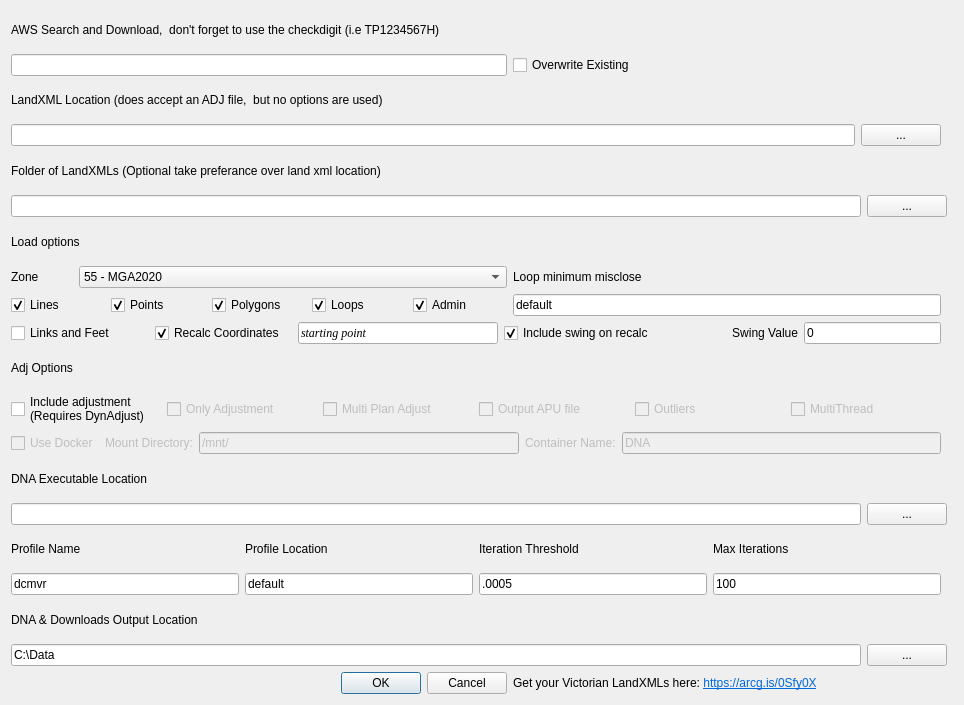
This is landxml2qgis/landxml2qgis_dialog_base.ui in jameslevershadelwp/landxml2qgis-public as Qt 5 draws it before an edit. The edited form follows.
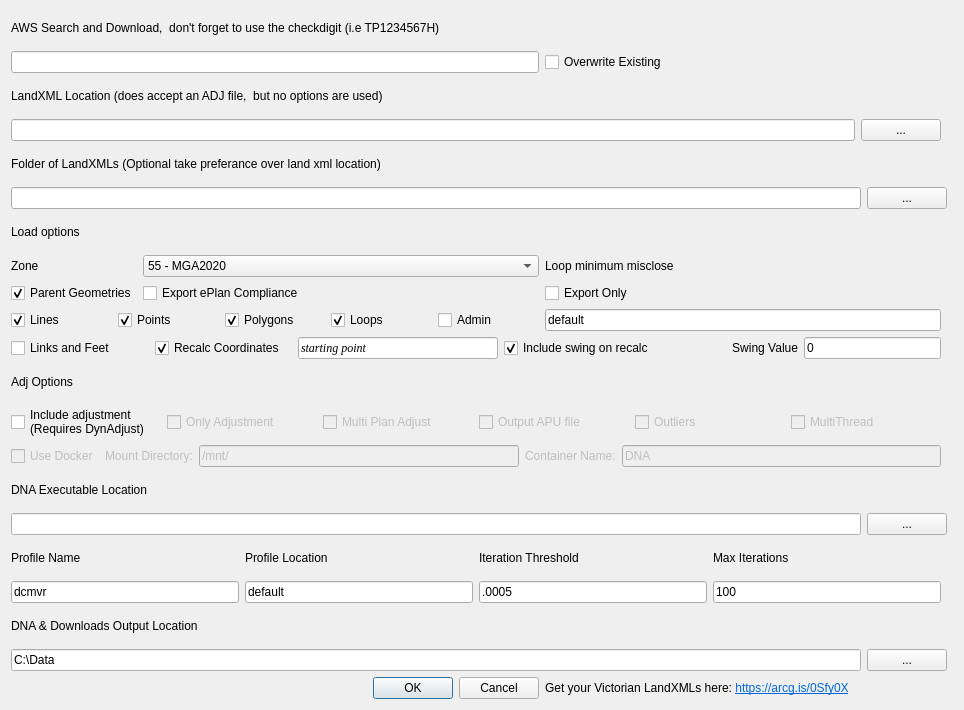
This is the edited form.

Commit message: updated a number of features including fixing already transformed plans with non measured boundaries. Split out easements into their own layer. added parent geometry. Fixed a few bugs when no plan was typed into any fields.

Patch:
```diff
--- a/landxml2qgis/landxml2qgis_dialog_base.ui
+++ b/landxml2qgis/landxml2qgis_dialog_base.ui
@@ -7,14 +7,175 @@
     <x>0</x>
     <y>0</y>
     <width>964</width>
-    <height>705</height>
+    <height>710</height>
    </rect>
   </property>
   <property name="windowTitle">
    <string>XML to QGIS</string>
   </property>
   <layout class="QGridLayout" name="gridLayout">
-   <item row="30" column="1">
+   <item row="20" column="0" colspan="3">
+    <layout class="QHBoxLayout" name="horizontalLayout_10">
+     <item>
+      <widget class="QCheckBox" name="linksfeet">
+       <property name="enabled">
+        <bool>true</bool>
+       </property>
+       <property name="text">
+        <string>Links and Feet</string>
+       </property>
+       <property name="checked">
+        <bool>false</bool>
+       </property>
+      </widget>
+     </item>
+     <item>
+      <widget class="QCheckBox" name="recalcCheckBox">
+       <property name="text">
+        <string>Recalc Coordinates</string>
+       </property>
+       <property name="checked">
+        <bool>true</bool>
+       </property>
+      </widget>
+     </item>
+     <item>
+      <widget class="QLineEdit" name="startingPointEdit">
+       <property name="maximumSize">
+        <size>
+         <width>200</width>
+         <height>16777215</height>
+        </size>
+       </property>
+       <property name="font">
+        <font>
+         <family>Georgia</family>
+         <italic>true</italic>
+        </font>
+       </property>
+       <property name="text">
+        <string>starting point</string>
+       </property>
+       <property name="maxLength">
+        <number>20</number>
+       </property>
+      </widget>
+     </item>
+     <item>
+      <widget class="QCheckBox" name="swingCheckBox">
+       <property name="enabled">
+        <bool>true</bool>
+       </property>
+       <property name="text">
+        <string>Include swing on recalc</string>
+       </property>
+       <property name="checked">
+        <bool>true</bool>
+       </property>
+      </widget>
+     </item>
+     <item>
+      <widget class="QLabel" name="label_14">
+       <property name="text">
+        <string>Swing Value</string>
+       </property>
+       <property name="alignment">
+        <set>Qt::AlignRight|Qt::AlignTrailing|Qt::AlignVCenter</set>
+       </property>
+      </widget>
+     </item>
+     <item>
+      <widget class="QLineEdit" name="swingValue">
+       <property name="sizePolicy">
+        <sizepolicy hsizetype="Minimum" vsizetype="Fixed">
+         <horstretch>0</horstretch>
+         <verstretch>0</verstretch>
+        </sizepolicy>
+       </property>
+       <property name="acceptDrops">
+        <bool>false</bool>
+       </property>
+       <property name="toolTip">
+        <string extracomment="Approixmate will take the coordinates in the file and swing to the mean swing value between recalculation and file"/>
+       </property>
+       <property name="toolTipDuration">
+        <number>1</number>
+       </property>
+       <property name="text">
+        <string>0</string>
+       </property>
+       <property name="maxLength">
+        <number>360</number>
+       </property>
+      </widget>
+     </item>
+    </layout>
+   </item>
+   <item row="8" column="0">
+    <widget class="QLabel" name="label_17">
+     <property name="text">
+      <string>Zone</string>
+     </property>
+    </widget>
+   </item>
+   <item row="31" column="0" colspan="3">
+    <layout class="QHBoxLayout" name="horizontalLayout_7">
+     <item>
+      <widget class="QLineEdit" name="lineEdit_11">
+       <property name="text">
+        <string>dcmvr</string>
+       </property>
+      </widget>
+     </item>
+     <item>
+      <widget class="QLineEdit" name="lineEdit_7">
+       <property name="text">
+        <string>default</string>
+       </property>
+      </widget>
+     </item>
+     <item>
+      <widget class="QLineEdit" name="lineEdit_9">
+       <property name="text">
+        <string>.0005</string>
+       </property>
+      </widget>
+     </item>
+     <item>
+      <widget class="QLineEdit" name="lineEdit_8">
+       <property name="text">
+        <string>100</string>
+       </property>
+      </widget>
+     </item>
+    </layout>
+   </item>
+   <item row="26" column="0" colspan="4">
+    <layout class="QHBoxLayout" name="horizontalLayout_2">
+     <item>
+      <widget class="QLineEdit" name="lineEdit_2">
+       <property name="text">
+        <string/>
+       </property>
+      </widget>
+     </item>
+     <item>
+      <widget class="QPushButton" name="pushButton_2">
+       <property name="text">
+        <string>...</string>
+       </property>
+      </widget>
+     </item>
+    </layout>
+   </item>
+   <item row="32" column="0" colspan="5">
+    <widget class="QLabel" name="label_3">
+     <property name="text">
+      <string>DNA &amp; Downloads Output Location</string>
+     </property>
+    </widget>
+   </item>
+   <item row="35" column="1">
     <layout class="QHBoxLayout" name="horizontalLayout_9">
      <item>
       <widget class="QDialogButtonBox" name="button_box">
@@ -28,7 +189,7 @@
      </item>
     </layout>
    </item>
-   <item row="14" column="0" colspan="2">
+   <item row="19" column="0" colspan="2">
     <layout class="QHBoxLayout" name="horizontalLayout_5">
      <item>
       <widget class="QCheckBox" name="lineCheckBox">
@@ -79,102 +240,101 @@
         <string>Admin</string>
        </property>
        <property name="checked">
-        <bool>true</bool>
+        <bool>false</bool>
        </property>
       </widget>
      </item>
     </layout>
    </item>
-   <item row="3" column="0" colspan="3">
-    <layout class="QHBoxLayout" name="horizontalLayout">
+   <item row="24" column="0" colspan="3">
+    <layout class="QHBoxLayout" name="horizontalLayout_11">
+     <property name="sizeConstraint">
+      <enum>QLayout::SetDefaultConstraint</enum>
+     </property>
      <item>
-      <widget class="QLineEdit" name="lineEdit">
-       <property name="text">
-        <string/>
+      <widget class="QCheckBox" name="dockerCheckBox">
+       <property name="enabled">
+        <bool>false</bool>
        </property>
-      </widget>
-     </item>
-     <item>
-      <widget class="QPushButton" name="pushButton">
+       <property name="maximumSize">
+        <size>
+         <width>100</width>
+         <height>16777215</height>
+        </size>
+       </property>
        <property name="text">
-        <string>...</string>
+        <string>Use Docker</string>
        </property>
+       <property name="checked">
+        <bool>false</bool>
+       </property>
       </widget>
      </item>
-    </layout>
-   </item>
-   <item row="8" column="0">
-    <widget class="QLabel" name="label_17">
-     <property name="text">
-      <string>Zone</string>
-     </property>
-    </widget>
-   </item>
-   <item row="6" column="0" colspan="4">
-    <layout class="QHBoxLayout" name="horizontalLayout_4">
-     <item>
-      <widget class="QLineEdit" name="lineEdit_4">
+     <item alignment="Qt::AlignRight">
+      <widget class="QLabel" name="label_15">
+       <property name="enabled">
+        <bool>false</bool>
+       </property>
+       <property name="maximumSize">
+        <size>
+         <width>600</width>
+         <height>16777215</height>
+        </size>
+       </property>
        <property name="text">
-        <string/>
+        <string>Mount Directory:</string>
        </property>
       </widget>
      </item>
      <item>
-      <widget class="QPushButton" name="pushButton_4">
+      <widget class="QLineEdit" name="mount_directory_le">
+       <property name="enabled">
+        <bool>false</bool>
+       </property>
+       <property name="maximumSize">
+        <size>
+         <width>700</width>
+         <height>16777215</height>
+        </size>
+       </property>
        <property name="text">
-        <string>...</string>
+        <string>/mnt/</string>
        </property>
       </widget>
      </item>
-    </layout>
-   </item>
-   <item row="2" column="0" colspan="2">
-    <widget class="QLabel" name="label_2">
-     <property name="text">
-      <string>LandXML Location (does accept an ADJ file,  but no options are used)</string>
-     </property>
-    </widget>
-   </item>
-   <item row="27" column="0" colspan="5">
-    <widget class="QLabel" name="label_3">
-     <property name="text">
-      <string>DNA &amp; Downloads Output Location</string>
-     </property>
-    </widget>
-   </item>
-   <item row="7" column="0" colspan="2">
-    <widget class="QLabel" name="label_5">
-     <property name="text">
-      <string>Load options</string>
-     </property>
-    </widget>
-   </item>
-   <item row="16" column="0">
-    <widget class="QLabel" name="label_6">
-     <property name="text">
-      <string>Adj Options</string>
-     </property>
-    </widget>
-   </item>
-   <item row="21" column="0" colspan="4">
-    <layout class="QHBoxLayout" name="horizontalLayout_2">
      <item>
-      <widget class="QLineEdit" name="lineEdit_2">
+      <widget class="QLabel" name="label_16">
+       <property name="enabled">
+        <bool>false</bool>
+       </property>
        <property name="text">
-        <string/>
+        <string>Container Name:</string>
        </property>
       </widget>
      </item>
      <item>
-      <widget class="QPushButton" name="pushButton_2">
+      <widget class="QLineEdit" name="container_le">
+       <property name="enabled">
+        <bool>false</bool>
+       </property>
        <property name="text">
-        <string>...</string>
+        <string>DNA</string>
        </property>
       </widget>
      </item>
     </layout>
    </item>
-   <item row="18" column="0" colspan="3">
+   <item row="0" column="0" colspan="5">
+    <widget class="QLabel" name="label_12">
+     <property name="enabled">
+      <bool>true</bool>
+     </property>
+     <property name="text">
+      <string>AWS Search and Download,  don't forget to use the checkdigit (i.e TP1234567H)</string>
+     </property>
+    </widget>
+   </item>
+   <item row="23" column="0" colspan="3">
     <layout class="QHBoxLayout" name="horizontalLayout_8">
      <item>
       <widget class="QCheckBox" name="runDNACheckBox">
@@ -248,24 +408,42 @@
      </item>
     </layout>
    </item>
-   <item row="14" column="2">
-    <widget class="QLineEdit" name="lineEdit_10">
+   <item row="21" column="0">
+    <widget class="QLabel" name="label_6">
      <property name="text">
-      <string>default</string>
-     </property>
-     <property name="maxLength">
-      <number>100</number>
+      <string>Adj Options</string>
      </property>
     </widget>
    </item>
-   <item row="20" column="0" colspan="4">
+   <item row="25" column="0" colspan="4">
     <widget class="QLabel" name="label">
      <property name="text">
       <string>DNA Executable Location</string>
      </property>
     </widget>
    </item>
-   <item row="28" column="0" colspan="4">
+   <item row="7" column="0" colspan="2">
+    <widget class="QLabel" name="label_5">
+     <property name="text">
+      <string>Load options</string>
+     </property>
+    </widget>
+   </item>
+   <item row="8" column="2">
+    <widget class="QLabel" name="label_9">
+     <property name="text">
+      <string>Loop minimum misclose</string>
+     </property>
+    </widget>
+   </item>
+   <item row="5" column="0" colspan="2">
+    <widget class="QLabel" name="label_4">
+     <property name="text">
+      <string>Folder of LandXMLs (Optional take preferance over land xml location)</string>
+     </property>
+    </widget>
+   </item>
+   <item row="33" column="0" colspan="4">
     <layout class="QHBoxLayout" name="horizontalLayout_3">
      <item>
       <widget class="QLineEdit" name="lineEdit_3">
@@ -286,7 +464,63 @@
      </item>
     </layout>
    </item>
-   <item row="30" column="2">
+   <item row="3" column="0" colspan="3">
+    <layout class="QHBoxLayout" name="horizontalLayout">
+     <item>
+      <widget class="QLineEdit" name="lineEdit">
+       <property name="text">
+        <string/>
+       </property>
+      </widget>
+     </item>
+     <item>
+      <widget class="QPushButton" name="pushButton">
+       <property name="text">
+        <string>...</string>
+       </property>
+      </widget>
+     </item>
+    </layout>
+   </item>
+   <item row="1" column="2">
+    <layout class="QVBoxLayout" name="verticalLayout">
+     <item>
+      <widget class="QCheckBox" name="overwriteCheckBox">
+       <property name="enabled">
+        <bool>true</bool>
+       </property>
+       <property name="text">
+        <string>Overwrite Existing</string>
+       </property>
+      </widget>
+     </item>
+    </layout>
+   </item>
+   <item row="19" column="2">
+    <widget class="QLineEdit" name="lineEdit_10">
+     <property name="text">
+      <string>default</string>
+     </property>
+     <property name="maxLength">
+      <number>100</number>
+     </property>
+    </widget>
+   </item>
+   <item row="1" column="0" colspan="2">
+    <widget class="QLineEdit" name="AWS_LineEdit">
+     <property name="enabled">
+      <bool>true</bool>
+     </property>
+    </widget>
+   </item>
+   <item row="2" column="0" colspan="2">
+    <widget class="QLabel" name="label_2">
+     <property name="text">
+      <string>LandXML Location (does accept an ADJ file,  but no options are used)</string>
+     </property>
+    </widget>
+   </item>
+   <item row="35" column="2">
     <widget class="QLabel" name="label_13">
      <property name="text">
       <string>&lt;html&gt;&lt;head/&gt;&lt;body&gt;&lt;p&gt;Get your Victorian LandXMLs here:  &lt;a href=&quot; https://arcg.is/0Sfy0X&quot;&gt;&lt;span style=&quot; text-decoration: underline; color:#0068da;&quot;&gt;https://arcg.is/0Sfy0X&lt;/span&gt;&lt;/a&gt;&lt;/p&gt;&lt;/body&gt;&lt;/html&gt;</string>
@@ -296,12 +530,23 @@
      </property>
     </widget>
    </item>
-   <item row="1" column="0" colspan="2">
-    <widget class="QLineEdit" name="AWS_LineEdit">
-     <property name="enabled">
-      <bool>true</bool>
-     </property>
-    </widget>
+   <item row="6" column="0" colspan="4">
+    <layout class="QHBoxLayout" name="horizontalLayout_4">
+     <item>
+      <widget class="QLineEdit" name="lineEdit_4">
+       <property name="text">
+        <string/>
+       </property>
+      </widget>
+     </item>
+     <item>
+      <widget class="QPushButton" name="pushButton_4">
+       <property name="text">
+        <string>...</string>
+       </property>
+      </widget>
+     </item>
+    </layout>
    </item>
    <item row="8" column="1">
     <widget class="QComboBox" name="zoneComboBox">
@@ -337,24 +582,7 @@
      </item>
     </widget>
    </item>
-   <item row="8" column="2">
-    <widget class="QLabel" name="label_9">
-     <property name="text">
-      <string>Loop minimum misclose</string>
-     </property>
-    </widget>
-   </item>
-   <item row="0" column="0" colspan="5">
-    <widget class="QLabel" name="label_12">
-     <property name="enabled">
-      <bool>true</bool>
-     </property>
-     <property name="text">
-      <string>AWS Search and Download,  don't forget to use the checkdigit (i.e TP1234567H)</string>
-     </property>
-    </widget>
-   </item>
-   <item row="23" column="0" colspan="3">
+   <item row="28" column="0" colspan="3">
     <layout class="QHBoxLayout" name="horizontalLayout_6">
      <item>
       <widget class="QLabel" name="label_10">
@@ -389,230 +617,29 @@
      </item>
     </layout>
    </item>
-   <item row="1" column="2">
-    <layout class="QVBoxLayout" name="verticalLayout">
-     <item>
-      <widget class="QCheckBox" name="overwriteCheckBox">
-       <property name="enabled">
-        <bool>true</bool>
-       </property>
-       <property name="text">
-        <string>Overwrite Existing</string>
-       </property>
-      </widget>
-     </item>
-    </layout>
-   </item>
-   <item row="19" column="0" colspan="3">
-    <layout class="QHBoxLayout" name="horizontalLayout_11">
-     <property name="sizeConstraint">
-      <enum>QLayout::SetDefaultConstraint</enum>
+   <item row="9" column="2">
+    <widget class="QCheckBox" name="exportOnlyCheckBox">
+     <property name="text">
+      <string>Export Only</string>
      </property>
-     <item>
-      <widget class="QCheckBox" name="dockerCheckBox">
-       <property name="enabled">
-        <bool>false</bool>
-       </property>
-       <property name="maximumSize">
-        <size>
-         <width>100</width>
-         <height>16777215</height>
-        </size>
-       </property>
-       <property name="text">
-        <string>Use Docker</string>
-       </property>
-      </widget>
-     </item>
-     <item alignment="Qt::AlignRight">
-      <widget class="QLabel" name="label_15">
-       <property name="enabled">
-        <bool>false</bool>
-       </property>
-       <property name="maximumSize">
-        <size>
-         <width>600</width>
-         <height>16777215</height>
-        </size>
-       </property>
-       <property name="text">
-        <string>Mount Directory:</string>
-       </property>
-      </widget>
-     </item>
-     <item>
-      <widget class="QLineEdit" name="mount_directory_le">
-       <property name="enabled">
-        <bool>false</bool>
-       </property>
-       <property name="maximumSize">
-        <size>
-         <width>700</width>
-         <height>16777215</height>
-        </size>
-       </property>
-       <property name="text">
-        <string>/mnt/</string>
-       </property>
-      </widget>
-     </item>
-     <item>
-      <widget class="QLabel" name="label_16">
-       <property name="enabled">
-        <bool>false</bool>
-       </property>
-       <property name="text">
-        <string>Container Name:</string>
-       </property>
-      </widget>
-     </item>
-     <item>
-      <widget class="QLineEdit" name="container_le">
-       <property name="enabled">
-        <bool>false</bool>
-       </property>
-       <property name="text">
-        <string>DNA</string>
-       </property>
-      </widget>
-     </item>
-    </layout>
+    </widget>
    </item>
-   <item row="5" column="0" colspan="2">
-    <widget class="QLabel" name="label_4">
+   <item row="9" column="0">
+    <widget class="QCheckBox" name="parentGeometryCheckBox">
      <property name="text">
-      <string>Folder of LandXMLs (Optional take preferance over land xml location)</string>
+      <string>Parent Geometries</string>
      </property>
+     <property name="checked">
+      <bool>true</bool>
+     </property>
     </widget>
    </item>
-   <item row="26" column="0" colspan="3">
-    <layout class="QHBoxLayout" name="horizontalLayout_7">
-     <item>
-      <widget class="QLineEdit" name="lineEdit_11">
-       <property name="text">
-        <string>dcmvr</string>
-       </property>
-      </widget>
-     </item>
-     <item>
-      <widget class="QLineEdit" name="lineEdit_7">
-       <property name="text">
-        <string>default</string>
-       </property>
-      </widget>
-     </item>
-     <item>
-      <widget class="QLineEdit" name="lineEdit_9">
-       <property name="text">
-        <string>.0005</string>
-       </property>
-      </widget>
-     </item>
-     <item>
-      <widget class="QLineEdit" name="lineEdit_8">
-       <property name="text">
-        <string>100</string>
-       </property>
-      </widget>
-     </item>
-    </layout>
-   </item>
-   <item row="15" column="0" colspan="3">
-    <layout class="QHBoxLayout" name="horizontalLayout_10">
-     <item>
-      <widget class="QCheckBox" name="linksfeet">
-       <property name="enabled">
-        <bool>true</bool>
-       </property>
-       <property name="text">
-        <string>Links and Feet</string>
-       </property>
-       <property name="checked">
-        <bool>false</bool>
-       </property>
-      </widget>
-     </item>
-     <item>
-      <widget class="QCheckBox" name="recalcCheckBox">
-       <property name="text">
-        <string>Recalc Coordinates</string>
-       </property>
-       <property name="checked">
-        <bool>true</bool>
-       </property>
-      </widget>
-     </item>
-     <item>
-      <widget class="QLineEdit" name="startingPointEdit">
-       <property name="maximumSize">
-        <size>
-         <width>200</width>
-         <height>16777215</height>
-        </size>
-       </property>
-       <property name="font">
-        <font>
-         <family>Georgia</family>
-         <italic>true</italic>
-        </font>
-       </property>
-       <property name="text">
-        <string>starting point</string>
-       </property>
-       <property name="maxLength">
-        <number>20</number>
-       </property>
-      </widget>
-     </item>
-     <item>
-      <widget class="QCheckBox" name="swingCheckBox">
-       <property name="enabled">
-        <bool>true</bool>
-       </property>
-       <property name="text">
-        <string>Include swing on recalc</string>
-       </property>
-       <property name="checked">
-        <bool>true</bool>
-       </property>
-      </widget>
-     </item>
-     <item>
-      <widget class="QLabel" name="label_14">
-       <property name="text">
-        <string>Swing Value</string>
-       </property>
-       <property name="alignment">
-        <set>Qt::AlignRight|Qt::AlignTrailing|Qt::AlignVCenter</set>
-       </property>
-      </widget>
-     </item>
-     <item>
-      <widget class="QLineEdit" name="swingValue">
-       <property name="sizePolicy">
-        <sizepolicy hsizetype="Minimum" vsizetype="Fixed">
-         <horstretch>0</horstretch>
-         <verstretch>0</verstretch>
-        </sizepolicy>
-       </property>
-       <property name="acceptDrops">
-        <bool>false</bool>
-       </property>
-       <property name="toolTip">
-        <string extracomment="Approixmate will take the coordinates in the file and swing to the mean swing value between recalculation and file"/>
-       </property>
-       <property name="toolTipDuration">
-        <number>1</number>
-       </property>
-       <property name="text">
-        <string>0</string>
-       </property>
-       <property name="maxLength">
-        <number>360</number>
-       </property>
-      </widget>
-     </item>
-    </layout>
+   <item row="9" column="1">
+    <widget class="QCheckBox" name="exportCheckBox">
+     <property name="text">
+      <string>Export ePlan Compliance</string>
+     </property>
+    </widget>
    </item>
   </layout>
  </widget>
```
Left out of the diff: 16 changed lines with no effect on the pictures. The commit also changes 4 other files.
